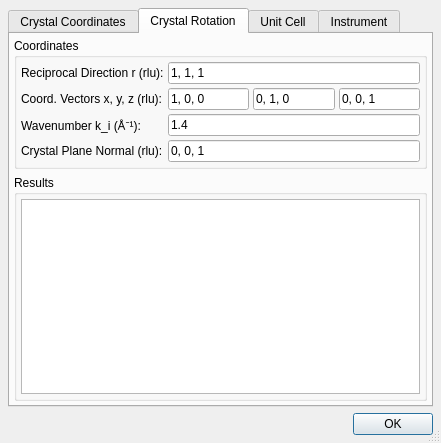
t-weber/takin, file ui/real_params.ui: the form before one commit.
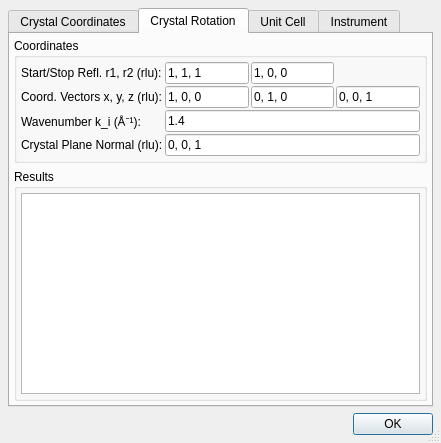
The form after the commit. The open tabs and pages were chosen to show the change.

Commit message: crystal rotation

Diff of the .ui file:
```diff
--- a/ui/real_params.ui
+++ b/ui/real_params.ui
@@ -183,16 +183,16 @@
            <number>4</number>
           </property>
           <property name="spacing">
-           <number>4</number>
+           <number>2</number>
           </property>
           <item row="0" column="0">
            <widget class="QLabel" name="label_15">
             <property name="text">
-             <string>Reciprocal Direction r (rlu):</string>
+             <string>Start/Stop Refl. r1, r2 (rlu):</string>
             </property>
            </widget>
           </item>
-          <item row="0" column="1" colspan="3">
+          <item row="0" column="1">
            <widget class="QLineEdit" name="editRotCoords">
             <property name="toolTip">
              <string>Bragg peak.</string>
@@ -202,6 +202,16 @@
             </property>
            </widget>
           </item>
+          <item row="0" column="2">
+           <widget class="QLineEdit" name="editRotTo">
+            <property name="toolTip">
+             <string>Bragg peak to rotate into.</string>
+            </property>
+            <property name="text">
+             <string>1, 0, 0</string>
+            </property>
+           </widget>
+          </item>
           <item row="1" column="0">
            <widget class="QLabel" name="label_18">
             <property name="text">
```
Left out of the diff: 6 changed lines with no effect on the pictures. The commit also changes 1 other file.
